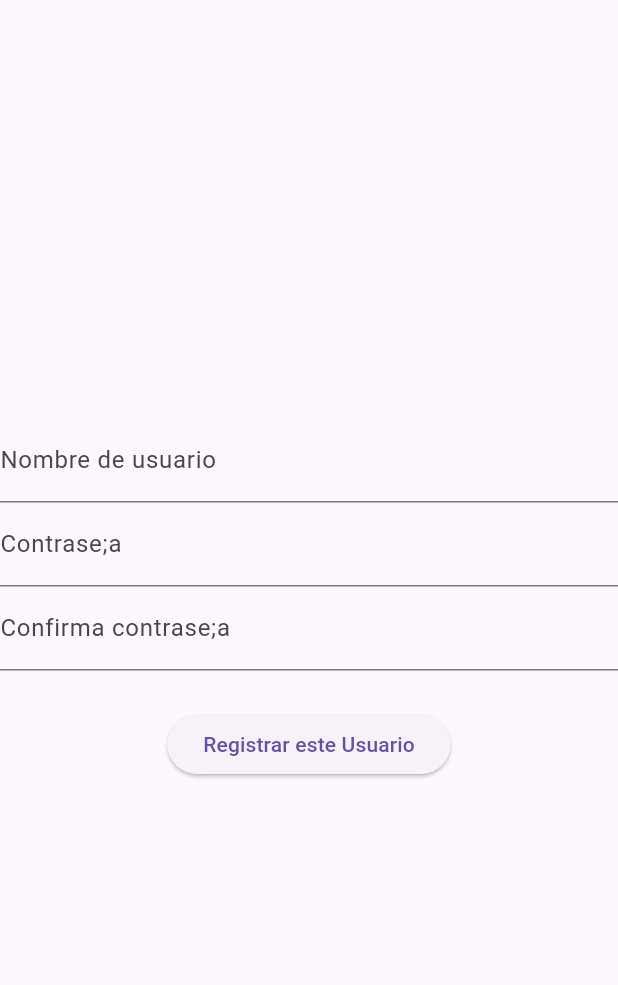
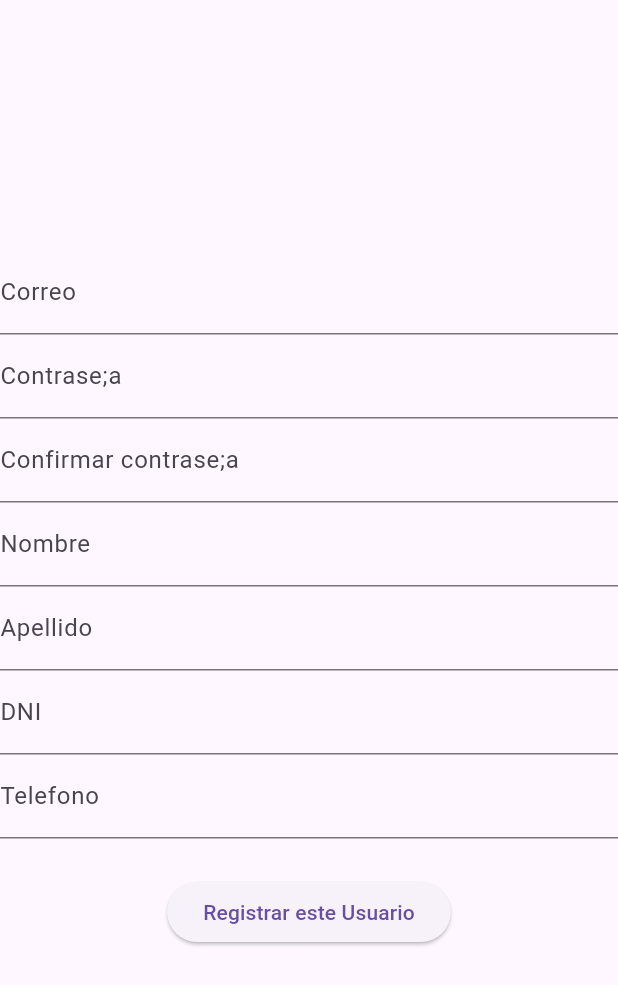
Before and after one commit to T1Z20/stock-main-flutter, a Flutter app: the Stock screen opened directly, after a tap on the "logout" icon, after a tap on "Crear cuenta", on a phone screen of 412 x 824 dp. Shown: the top 985 px of the screen. Run offline on Flutter 3.47's test engine with Material 3 defaults, Android fonts, the phone set to English and light mode, and no system bars; our stand-ins replace cloud_firestore, firebase_auth, firebase_core; accounts and stored records are empty; network calls fail.

Commit message:
Moviendo boton de signout , agregando saludo y cambiando register por un doc junto a sus nuevas variables

```diff
--- a/lib/main.dart
+++ b/lib/main.dart
@@ -9,24 +9,32 @@ import 'package:stock_main/firebase_options.dart';
 import 'package:cloud_firestore/cloud_firestore.dart';
 
 void main() {
-  runApp(const MyApp());
+  runApp(
+    const MyApp());
   firebaseinit();
   }
 
   Future<void> firebaseinit() async {
 
+var usuarioAPPBAR = '';
+
+
     WidgetsFlutterBinding.ensureInitialized();
     await Firebase.initializeApp(options: DefaultFirebaseOptions.currentPlatform);
 
+
 }
+
+
+
 class MyApp extends StatelessWidget {
   const MyApp({super.key});
 
  @override
   Widget build(BuildContext context) {
     return MaterialApp(
-      title: 'Stock Juancho',
-      home: const Login(),
+      debugShowCheckedModeBanner: false,
+      home: Login(),
 
     );
   }
@@ -220,25 +228,48 @@ try {
     });
   }
 
+
 class _StockState extends State<Stock> {
   @override
   Widget build(BuildContext context) {
     return Scaffold(
+      appBar: AppBar(
+        title: StreamBuilder<DocumentSnapshot>(
+          stream: FirebaseFirestore.instance.collection('Usuarios').doc(FirebaseAuth.instance.currentUser?.uid).snapshots(),
+          builder: (context, snapshot) {
+            if (snapshot.connectionState == ConnectionState.waiting) {
+              return Text('Cargando...');
+            }
+            if (snapshot.hasError) {
+              return Text('Error: ${snapshot.error}');
+            }
+            if (!snapshot.hasData || !snapshot.data!.exists) {
+              return Text('No hay datos para este usuario');
+            }
+
+            var userData = snapshot.data!.data() as Map<String, dynamic>;
+            String usuarioAppBar = userData['Nombre'];
+
+            return Text('Hola querido $usuarioAppBar');
+          },
+        ),
+        actions: [
+          IconButton(
+            onPressed: () async {
+              await FirebaseAuth.instance.signOut();
+              Navigator.pushReplacement(
+                context,
+                MaterialPageRoute(builder: (context) => Login()),
+              );
+            },
+            icon: Icon(Icons.logout),
+          ),
+        ],
+      ),
       body: Center(
         child: Column(
 
           children: [
-
-
-IconButton(
-  onPressed: () async {
-
-    await FirebaseAuth.instance.signOut();
-    Navigator.pushReplacement(context,
-     MaterialPageRoute(builder: (context)=> Login()));
-  },
-   icon: Icon(Icons.logout)),
-
             Padding(
               padding: const EdgeInsets.all(25.0),
               child: TextField(
@@ -246,58 +277,40 @@ Padding(
                 onChanged: (value) {
                   setState(() {
                     busqueda = value.toLowerCase();
-                  }
-                  );
-                  }
+                  });
+                },
               ),
             ),
-
-
-
-
-
-          ElevatedButton(onPressed: () {
+            ElevatedButton(
+              onPressed: () {
                 agregarboton(context);
               },
-          child: const Text('Agregar')),
-
-
-
-
+              child: const Text('Agregar'),
+            ),
             Expanded(
               child: StreamBuilder(
                 stream: FirebaseFirestore.instance
                     .collection('stock')
                     .snapshots(),
-
                 builder: (BuildContext context,
                     AsyncSnapshot<QuerySnapshot> snapshot) {
-
                   if (snapshot.connectionState == ConnectionState.waiting) {
-
                     return Center(child: CircularProgressIndicator());
-
                   }
 
                   if (snapshot.hasError) {
-
                     return Center(child: Text('Error ${snapshot.error}'));
                   }
 
                   final filteredProducts = snapshot.data!.docs.where((document) {
-                    final Map<String, dynamic> data = document.data() as Map<String, dynamic>;
+                    final Map<String, dynamic> data =
+                        document.data() as Map<String, dynamic>;
                     final nombre = data['nombre'] as String;
                     return nombre.toLowerCase().contains(busqueda.toLowerCase());
                   }).toList();
 
-
-
-
-
                   if (snapshot.data!.docs.isEmpty) {
-
                     return Center(child: Text('No hay productos'));
-
                   }
 
                   return SingleChildScrollView(
@@ -311,9 +324,9 @@ Expanded(
                         DataColumn(label: Text('')),
                         DataColumn(label: Text('')),
                       ],
-
                       rows: filteredProducts.map((DocumentSnapshot document) {
-            final Map<String, dynamic> data = document.data() as Map<String, dynamic>;
+                        final Map<String, dynamic> data =
+                            document.data() as Map<String, dynamic>;
                         final String docId = document.id;
                         return DataRow(
                           cells: [
@@ -324,7 +337,7 @@ Expanded(
                             DataCell(IconButton(
                               icon: Icon(Icons.edit),
                               onPressed: () {
-                  editarproductos(context,data,docId);
+                                editarproductos(context, data, docId);
                               },
                             )),
                             DataCell(IconButton(
@@ -341,11 +354,9 @@ Expanded(
                 },
               ),
             )
-        ]
-        )
-      )
+          ],
+        ),
+      ),
     );
-
-
   }
 }
--- a/lib/register.dart
+++ b/lib/register.dart
@@ -16,6 +16,11 @@ class Register extends StatefulWidget {
 var usuario = '';
 var contra = '';
 var contra2 = '';
+var Nombre = '';
+var Apellido = '';
+var DNI = '';
+var Telefono = '';
+
 FirebaseAuth auth = FirebaseAuth.instance;
 
 class _RegisterState extends State<Register> {
@@ -27,7 +32,7 @@ class _RegisterState extends State<Register> {
           mainAxisAlignment: MainAxisAlignment.center,
           children: [
             TextField(
-              decoration: const InputDecoration(labelText: 'Nombre de usuario'),
+              decoration: const InputDecoration(labelText: 'Correo'),
               onChanged: (value) => usuario = value,
             ),
             TextField(
@@ -36,9 +41,29 @@ class _RegisterState extends State<Register> {
               onChanged: (value) => contra = value,
             ),
             TextField(
-              decoration: const InputDecoration(labelText: 'Confirma contrase;a'),
+              decoration: const InputDecoration(labelText: 'Confirmar contrase;a'),
               obscureText: true,
               onChanged: (value) => contra2 = value,
+            ),
+            TextField(
+              decoration: const InputDecoration(labelText: 'Nombre'),
+
+              onChanged: (value) => Nombre = value,
+            ),
+            TextField(
+              decoration: const InputDecoration(labelText: 'Apellido'),
+
+              onChanged: (value) => Apellido = value,
+            ),
+            TextField(
+              decoration: const InputDecoration(labelText: 'DNI'),
+
+              onChanged: (value) => DNI = value,
+            ),
+            TextField(
+              decoration: const InputDecoration(labelText: 'Telefono'),
+
+              onChanged: (value) => Telefono = value,
             ),
             Row(
               mainAxisAlignment: MainAxisAlignment.center,
@@ -47,13 +72,26 @@ class _RegisterState extends State<Register> {
                   padding: const EdgeInsets.all(25.0),
                   child: ElevatedButton(
                     onPressed: () async {
-                      if (usuario.isNotEmpty && contra.isNotEmpty && contra2.isNotEmpty) {
+                      if (usuario.isNotEmpty && contra.isNotEmpty && contra2.isNotEmpty && Nombre.isNotEmpty && Apellido.isNotEmpty && DNI.isNotEmpty && Telefono.isNotEmpty ) {
                         if (contra == contra2) {
                           try {
-                            await FirebaseAuth.instance.createUserWithEmailAndPassword(
+                            UserCredential usuario1=  await FirebaseAuth.instance.createUserWithEmailAndPassword(
                               email: usuario,
                               password: contra,
                             );
+
+                            User? user = usuario1.user;
+                                if (user != null) {
+                                  await FirebaseFirestore.instance.collection('Usuarios').doc(user.uid).set({
+
+                                    'Nombre': Nombre,
+                                    'Apellido': Apellido,
+                                    'DNI': DNI,
+                                    'Telefono': Telefono
+                                  }
+                                  );
+                                }
+
                             showDialog(
                               context: context,
                               builder: (BuildContext context) {
```
Lines whose indentation alone changed are shown as unchanged.
